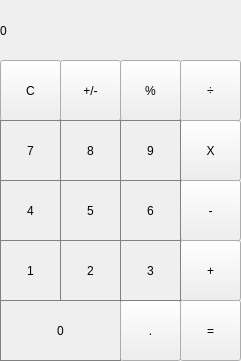
Qt form mainwindow.ui (HomeniqueM/Calculator_GUI-cpp) before a commit.
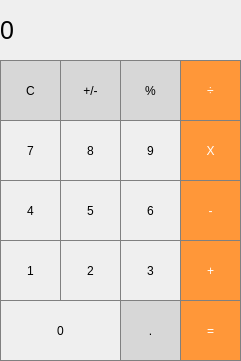
The same form after that commit.

Commit message: Finalizado a configuração de styleSheet

The edit to the form file:
```diff
--- a/mainwindow.ui
+++ b/mainwindow.ui
@@ -23,14 +23,19 @@
       <height>61</height>
      </rect>
     </property>
+    <property name="font">
+     <font>
+      <pointsize>19</pointsize>
+     </font>
+    </property>
     <property name="styleSheet">
-     <string notr="true">QPushButton {
-   border: 1px solid gray;
+     <string notr="true">
+QLabel {
+  qproperty-alignment: 'AlignVCenter | AlignRight';
+  border: 1px solid gray;
 }
-QPushButton:pressed {
-    background-color: qlineargradient(x1: 0, y1: 0, x2: 0, y2: 1,
-                                      stop: 0 #dadbde, stop: 1 #f6f7fa);
-}</string>
+
+background-color : white;</string>
     </property>
     <property name="text">
      <string>0</string>
@@ -45,6 +50,16 @@
       <height>61</height>
      </rect>
     </property>
+    <property name="styleSheet">
+     <string notr="true">QPushButton {
+  background-color: rgb(215, 215, 215);
+  border: 1px solid gray;
+}
+QPushButton:pressed {
+    background-color: qlineargradient(x1: 0, y1: 0, x2: 0, y2: 1,
+                                      stop: 0 #BEBEBE, stop: 1 #D7D7D7);
+}</string>
+    </property>
     <property name="text">
      <string>C</string>
     </property>
@@ -58,6 +73,16 @@
       <height>61</height>
      </rect>
     </property>
+    <property name="styleSheet">
+     <string notr="true">QPushButton {
+  background-color: rgb(215, 215, 215);
+  border: 1px solid gray;
+}
+QPushButton:pressed {
+    background-color: qlineargradient(x1: 0, y1: 0, x2: 0, y2: 1,
+                                      stop: 0 #BEBEBE, stop: 1 #D7D7D7);
+}</string>
+    </property>
     <property name="text">
      <string>+/-</string>
     </property>
@@ -71,6 +96,16 @@
       <height>61</height>
      </rect>
     </property>
+    <property name="styleSheet">
+     <string notr="true">QPushButton {
+  background-color: rgb(215, 215, 215);
+  border: 1px solid gray;
+}
+QPushButton:pressed {
+    background-color: qlineargradient(x1: 0, y1: 0, x2: 0, y2: 1,
+                                      stop: 0 #BEBEBE, stop: 1 #D7D7D7);
+}</string>
+    </property>
     <property name="text">
      <string>%</string>
     </property>
@@ -84,6 +119,19 @@
       <height>61</height>
      </rect>
     </property>
+    <property name="styleSheet">
+     <string notr="true">QPushButton {
+  background-color: rgb(255, 151, 57);
+  color: white; 
+  border: 1px solid gray;
+}
+
+QPushButton:pressed {
+    background-color: qlineargradient(x1: 0, y1: 0, x2: 0, y2: 1,
+                                      stop: 0 #FF7832, stop: 1 #FF9739);
+}
+</string>
+    </property>
     <property name="text">
      <string>÷</string>
     </property>
@@ -97,6 +145,19 @@
       <height>61</height>
      </rect>
     </property>
+    <property name="styleSheet">
+     <string notr="true">QPushButton {
+  background-color: rgb(255, 151, 57);
+  color: white; 
+  border: 1px solid gray;
+}
+
+QPushButton:pressed {
+    background-color: qlineargradient(x1: 0, y1: 0, x2: 0, y2: 1,
+                                      stop: 0 #FF7832, stop: 1 #FF9739);
+}
+</string>
+    </property>
     <property name="text">
      <string>X</string>
     </property>
@@ -176,6 +237,19 @@
       <height>61</height>
      </rect>
     </property>
+    <property name="styleSheet">
+     <string notr="true">QPushButton {
+  background-color: rgb(255, 151, 57);
+  color: white; 
+  border: 1px solid gray;
+}
+
+QPushButton:pressed {
+    background-color: qlineargradient(x1: 0, y1: 0, x2: 0, y2: 1,
+                                      stop: 0 #FF7832, stop: 1 #FF9739);
+}
+</string>
+    </property>
     <property name="text">
      <string>-</string>
     </property>
@@ -255,6 +329,19 @@
       <height>61</height>
      </rect>
     </property>
+    <property name="styleSheet">
+     <string notr="true">QPushButton {
+  background-color: rgb(255, 151, 57);
+  color: white; 
+  border: 1px solid gray;
+}
+
+QPushButton:pressed {
+    background-color: qlineargradient(x1: 0, y1: 0, x2: 0, y2: 1,
+                                      stop: 0 #FF7832, stop: 1 #FF9739);
+}
+</string>
+    </property>
     <property name="text">
      <string>=</string>
     </property>
@@ -290,6 +377,16 @@
       <height>61</height>
      </rect>
     </property>
+    <property name="styleSheet">
+     <string notr="true">QPushButton {
+  background-color: rgb(215, 215, 215);
+  border: 1px solid gray;
+}
+QPushButton:pressed {
+    background-color: qlineargradient(x1: 0, y1: 0, x2: 0, y2: 1,
+                                      stop: 0 #BEBEBE, stop: 1 #D7D7D7);
+}</string>
+    </property>
     <property name="text">
      <string>.</string>
     </property>
@@ -325,6 +422,19 @@
       <height>61</height>
      </rect>
     </property>
+    <property name="styleSheet">
+     <string notr="true">QPushButton {
+  background-color: rgb(255, 151, 57);
+  color: white; 
+  border: 1px solid gray;
+}
+
+QPushButton:pressed {
+    background-color: qlineargradient(x1: 0, y1: 0, x2: 0, y2: 1,
+                                      stop: 0 #FF7832, stop: 1 #FF9739);
+}
+</string>
+    </property>
     <property name="text">
      <string>+</string>
     </property>
```
